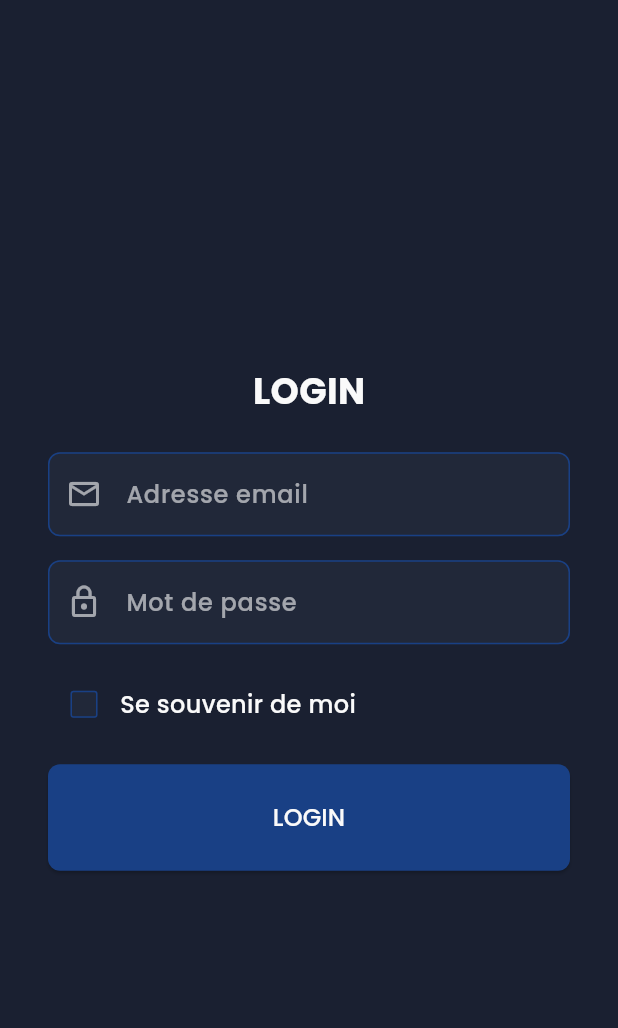
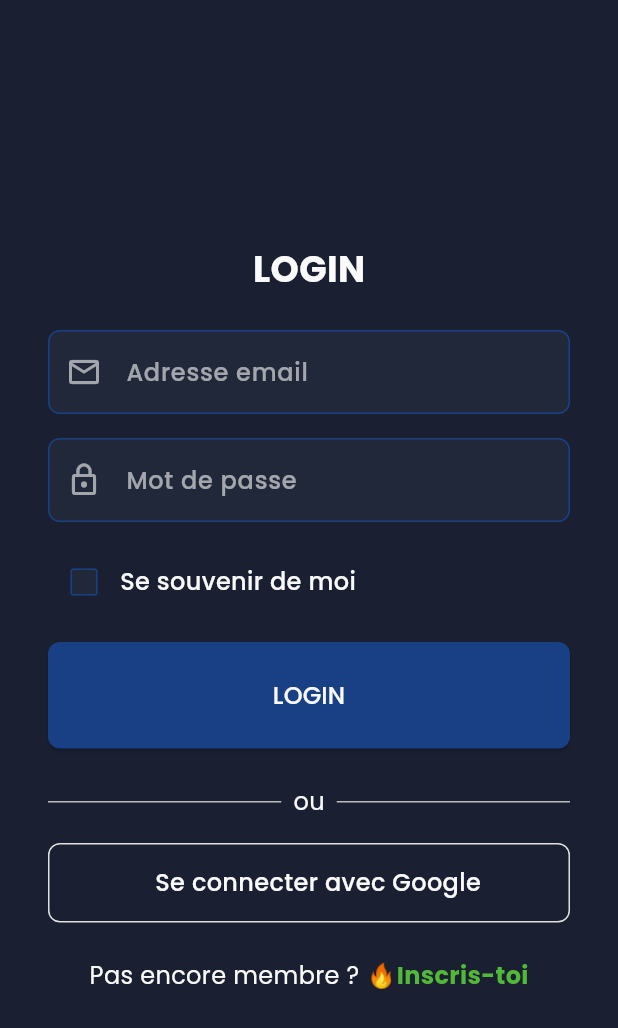
Before and after one commit to arthursongwa/Upgrade, a Flutter app: the screen it shows after launch, on a phone screen of 412 x 824 dp. Shown: the top 1028 px of the screen. Run offline on Flutter 3.47's test engine with Material 3 defaults, Android fonts, the phone set to English and light mode, and no system bars; our stand-ins replace cloud_firestore, firebase_auth, firebase_core, go_router, google_fonts; accounts and stored records are empty.

Commit message:
mise a jour de design

```diff
--- a/lib/app.dart
+++ b/lib/app.dart
@@ -1,16 +1,36 @@
 import 'package:flutter/material.dart';
 import 'package:upgrade/core/theme.dart';
-import 'package:upgrade/core/router.dart'; // ← le router défini
+// import 'package:upgrade/core/router.dart'; // ← le router défini
+
+import 'ui/screens/register_screen.dart';
+import 'ui/screens/login_screen.dart';
+// class MyApp extends StatelessWidget {
+//   const MyApp({super.key});
+
+//   @override
+//   Widget build(BuildContext context) {
+//     return MaterialApp.router(
+//       debugShowCheckedModeBanner: false,
+//       routerConfig: router,
+//       theme: AppTheme.darkTheme, // si tu as défini un thème sombre
+//     );
+//   }
+// }
 
 class MyApp extends StatelessWidget {
   const MyApp({super.key});
 
   @override
   Widget build(BuildContext context) {
-    return MaterialApp.router(
+    return MaterialApp(
       debugShowCheckedModeBanner: false,
-      routerConfig: router,
-      theme: AppTheme.darkTheme, // si tu as défini un thème sombre
+      title: 'Upgrade App',
+      theme: AppTheme.darkTheme,
+      initialRoute: '/login',
+      routes: {
+        '/login': (context) => const LoginScreen(),
+        '/register': (context) => const RegisterScreen(), // 🔥 AJOUT
+      },
     );
   }
 }
--- a/lib/main.dart
+++ b/lib/main.dart
@@ -7,8 +7,11 @@ import 'package:upgrade/firebase_options.dart';
 // import 'data/services/user_services.dart';
 import 'package:provider/provider.dart';
 import 'providers/user_providers.dart';
-import 'ui/screens/login_screen.dart';
-import 'core/theme.dart';
+// import 'ui/screens/login_screen.dart';
+// import 'core/theme.dart';
+
+// import 'ui/screens/register_screen.dart';
+import 'app.dart';
 
 void main() async {
   WidgetsFlutterBinding.ensureInitialized();
@@ -22,14 +25,14 @@ void main() async {
   );
 }
 
-class MyApp extends StatelessWidget {
-  @override
-  Widget build(BuildContext context) {
-    return MaterialApp(
-      theme: AppTheme.darkTheme,
-      title: 'Upgrade - ',
-      home: LoginScreen(),
-      debugShowCheckedModeBanner: false,
-    );
-  }
-}
+// class MyApp extends StatelessWidget {
+//   @override
+//   Widget build(BuildContext context) {
+//     return MaterialApp(
+//       theme: AppTheme.darkTheme,
+//       title: 'Upgrade - ',
+//       home: LoginScreen(),
+//       debugShowCheckedModeBanner: false,
+//     );
+//   }
+// }
--- a/lib/ui/components/primary_input.dart
+++ b/lib/ui/components/primary_input.dart
@@ -10,6 +10,7 @@ class PrimaryInput extends StatelessWidget {
   final TextInputType keyboardType;
   final Icon? icon;
   final double? width;
+  final String? Function(String?)? validator;
 
   const PrimaryInput({
     Key? key,
@@ -19,6 +20,7 @@ class PrimaryInput extends StatelessWidget {
     this.keyboardType = TextInputType.text,
     this.icon,
     this.width = double.infinity,
+    this.validator,
   }) : super(key: key);
 
   @override
@@ -27,11 +29,13 @@ class PrimaryInput extends StatelessWidget {
       padding: const EdgeInsets.only(bottom: AppRadius.lg),
       child: SizedBox(
         width: width, // largeur fixe
-        child: TextField(
+        child: TextFormField(
+          validator: validator,
           controller: controller,
           obscureText: obscureText,
           keyboardType: keyboardType,
           style: AppTypography.button,
+          cursorColor: Colors.white,
           decoration: InputDecoration(
             hintText: hintText,
             hintStyle: AppTypography.button.copyWith(
--- a/lib/ui/screens/login_screen.dart
+++ b/lib/ui/screens/login_screen.dart
@@ -7,13 +7,14 @@ import '../../core/constant.dart';
 
 class LoginScreen extends StatefulWidget {
   const LoginScreen({super.key});
-
   @override
   State<LoginScreen> createState() => _LoginScreenState();
 }
 
 class _LoginScreenState extends State<LoginScreen> {
   bool rememberMe = false;
+
+  final _formKey = GlobalKey<FormState>();
 
   @override
   Widget build(BuildContext context) {
@@ -39,6 +40,15 @@ class _LoginScreenState extends State<LoginScreen> {
                     Icons.email_outlined,
                     color: AppColors.text.withOpacity(0.6),
                   ),
+                  validator: (value) {
+                    if (value == null || value.isEmpty) {
+                      return "Veuillez entrer votre email";
+                    }
+                    if (!value.contains('@')) {
+                      return "Email invalide";
+                    }
+                    return null;
+                  },
                 ),
                 // SizedBox(height: AppSpacing.md),
                 PrimaryInput(
@@ -79,7 +89,78 @@ class _LoginScreenState extends State<LoginScreen> {
                   ],
                 ),
                 SizedBox(height: AppSpacing.md),
-                PrimaryButton(label: "LOGIN"),
+                PrimaryButton(
+                  label: "LOGIN",
+                  onPressed: () {
+                    if (_formKey.currentState!.validate()) {
+                      // Auth OK
+                    }
+                  },
+                ),
+                SizedBox(height: AppSpacing.lg),
+
+                Row(
+                  children: [
+                    Expanded(child: Divider(color: Colors.grey.shade400)),
+                    Padding(
+                      padding: const EdgeInsets.symmetric(horizontal: 8.0),
+                      child: Text("ou", style: AppTypography.body),
+                    ),
+                    Expanded(child: Divider(color: Colors.grey.shade400)),
+                  ],
+                ),
+
+                SizedBox(height: AppSpacing.md),
+
+                GestureDetector(
+                  onTap: () {
+                    // TODO: Logique de connexion avec Google ici
+                  },
+                  child: Container(
+                    padding: EdgeInsets.symmetric(vertical: 14),
+                    decoration: BoxDecoration(
+                      border: Border.all(color: Colors.grey.shade300),
+                      borderRadius: BorderRadius.circular(8),
+                    ),
+                    child: Row(
+                      mainAxisAlignment: MainAxisAlignment.center,
+                      children: [
+                        // Image.asset(
+                        //   'images/icons8-google-480.png', // assure-toi que l'icône est dans ton dossier assets
+                        //   height: 20,
+                        // ),
+                        SizedBox(width: 12),
+                        Text(
+                          "Se connecter avec Google",
+                          style: AppTypography.button.copyWith(
+                            color: AppColors.text,
+                          ),
+                        ),
+                      ],
+                    ),
+                  ),
+                ),
+
+                SizedBox(height: AppSpacing.lg),
+                Row(
+                  mainAxisAlignment: MainAxisAlignment.center,
+                  children: [
+                    Text("Pas encore membre ? ", style: AppTypography.body),
+                    GestureDetector(
+                      onTap: () {
+                        // Navigue vers la page d'inscription
+                        Navigator.pushNamed(context, '/register');
+                      },
+                      child: Text(
+                        "🔥Inscris-toi",
+                        style: AppTypography.body.copyWith(
+                          color: AppColors.greenLight,
+                          fontWeight: FontWeight.bold,
+                        ),
+                      ),
+                    ),
+                  ],
+                ),
               ],
             ),
           ),
--- /dev/null
+++ b/lib/ui/screens/register_screen.dart
@@ -0,0 +1,10 @@
+import 'package:flutter/material.dart';
+
+class RegisterScreen extends StatelessWidget {
+  const RegisterScreen({super.key});
+
+  @override
+  Widget build(BuildContext context) {
+    return Scaffold(body: Center(child: Text("Page d'inscription")));
+  }
+}
--- a/pubspec.yaml
+++ b/pubspec.yaml
@@ -66,7 +66,9 @@ flutter:
   uses-material-design: true
 
   # To add assets to your application, add an assets section, like this:
-  # assets:
+  assets:
+    - lib/assets/img/icons8-google-480.png
+    - images/icons8-google-480.png
   #   - images/a_dot_burr.jpeg
   #   - images/a_dot_ham.jpeg
 
```
Also changed, not shown: images/icons8-google-480.png (added), lib/assets/img/icons8-google-480.png (added), 1 other file.
